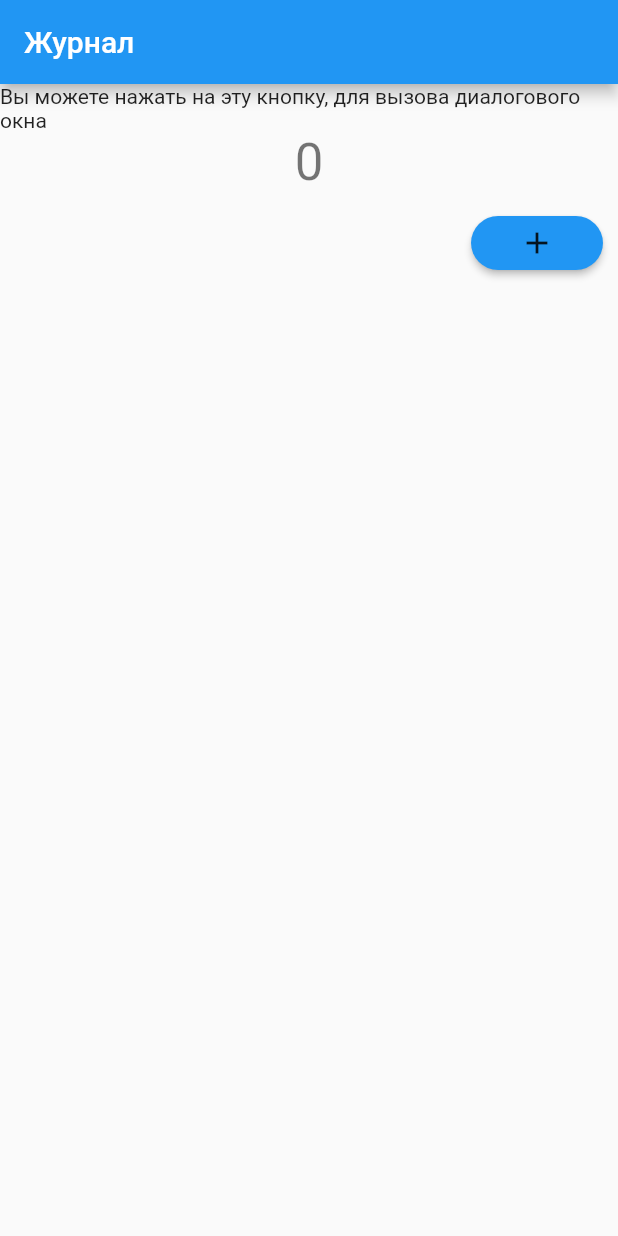
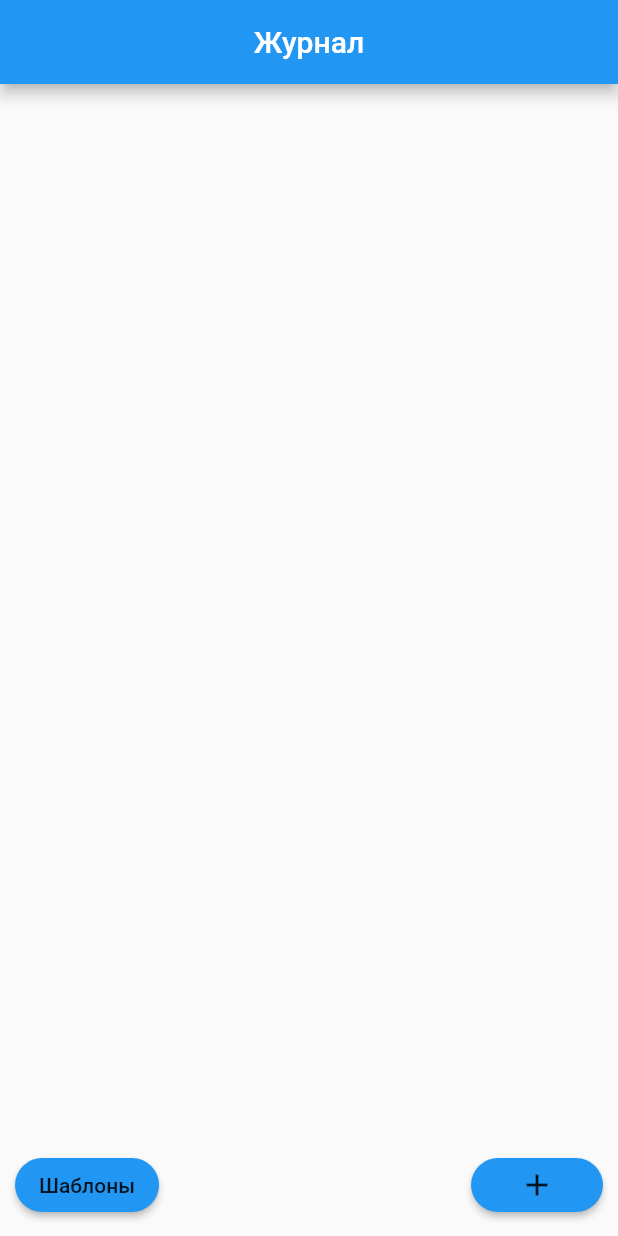
Before and after one commit to KonstantinDuda/-, a Flutter app: the screen it shows after launch, on a phone screen of 412 x 824 dp. Run offline on Flutter 3.47's test engine with Material 2 defaults, Android fonts, the phone set to English and light mode, and no system bars.

Commit message:
Шаблоны
Добавил кнопку "Шаблоны". Добавил расширяемость элемента. Теперь выводится лишь часы и минуты, а не полная дата и время.

```diff
--- a/lib/MyJournal.dart
+++ b/lib/MyJournal.dart
@@ -1,8 +1,12 @@
 import 'package:flutter/material.dart';
 import 'package:journal/MyDialog.dart';
+import 'package:journal/MyElement.dart';
 
 class MyJournal extends StatefulWidget {
-  MyJournal({Key key, /*this.title*/}) : super(key: key);
+  MyJournal({
+    Key key,
+    /*this.title*/
+  }) : super(key: key);
 
   //final String title;
 
@@ -11,37 +15,87 @@ class MyJournal extends StatefulWidget {
 }
 
 class _MyJournalState extends State<MyJournal> {
-  int _counter = 0;
+  int counter = 0;
+  List<MyElement> myElement = [];
 
-  void _incrementCounter() {
-    setState(() {
-      _counter++;
-    });
+  addElement(String value) {
+    counter++;
+    var hour = DateTime.now().hour.toString();
+    var minute = DateTime.now().minute.toString();
+    var nowTime = hour + " : " + minute;
+    var year = DateTime.now().year;
+    var month = DateTime.now().month;
+
+    MyElement newElement = new MyElement(
+      id: counter,
+      time: nowTime, //DateTime.now().hour.toString(),
+      text: value,
+    );
+    myElement.add(newElement);
+  }
+
+  heightCalculate(String value) {
+    if (value.length > 100)
+      return 100.0;
+    else
+      return 50.0;
   }
 
   @override
   Widget build(BuildContext context) {
     return Scaffold(
       appBar: AppBar(
-        title: Text("Журнал"),
+        title: Center(
+          child: Text("Журнал"),
+        ),
       ),
       body: Column(
         children: <Widget>[
-          Center(
-            child: Column(
-              mainAxisAlignment: MainAxisAlignment.center,
+          Container(
+              child: Expanded(
+                  child: Container(
+                      child: ListView.builder(
+            itemCount: myElement.length,
+            itemBuilder: (context, index) {
+              return Container(
+                height: heightCalculate(myElement[index].text),
+                child: Card(
+                  child: Row(
                     children: <Widget>[
-                Text(
-                  'Вы можете нажать на эту кнопку, для вызова диалогового окна',
-                ),
-                Text(
-                  '$_counter',
-                  style: Theme.of(context).textTheme.display1,
-                ),
+                      Text(myElement[index].time.toString()),
+                      Text(myElement[index].text),
                     ],
                   ),
                 ),
-          // Дальше написано повидение кнопки и его вид
+              );
+            },
+          )))),
+          Row(
+            children: <Widget>[
+              Container(
+                margin: EdgeInsets.all(10),
+                child: Align(
+                  alignment: Alignment.centerRight,
+                  child: RaisedButton(
+                      shape: RoundedRectangleBorder(
+                          borderRadius: BorderRadius.circular(18.0)),
+                      color: Colors.blue,
+                      child: Text("Шаблоны"),
+                      onPressed: () async {
+                        String value = await Navigator.push(
+                            context,
+                            PageRouteBuilder(
+                                opaque: false,
+                                pageBuilder: (context, _, __) => MyDialog()));
+                        if (value != '') {
+                          setState(() {
+                            addElement(value);
+                          });
+                        }
+                      }),
+                ),
+              ),
+              Expanded(child: Container(),),
               Container(
                 margin: EdgeInsets.all(10),
                 child: Align(
@@ -58,11 +112,15 @@ class _MyJournalState extends State<MyJournal> {
                                 opaque: false,
                                 pageBuilder: (context, _, __) => MyDialog()));
                         if (value != '') {
-                      _incrementCounter();
+                          setState(() {
+                            addElement(value);
+                          });
                         }
                       }),
                 ),
-          )
+              ),
+            ],
+          ),
         ],
       ),
     );
```
Lines whose indentation alone changed are shown as unchanged.
